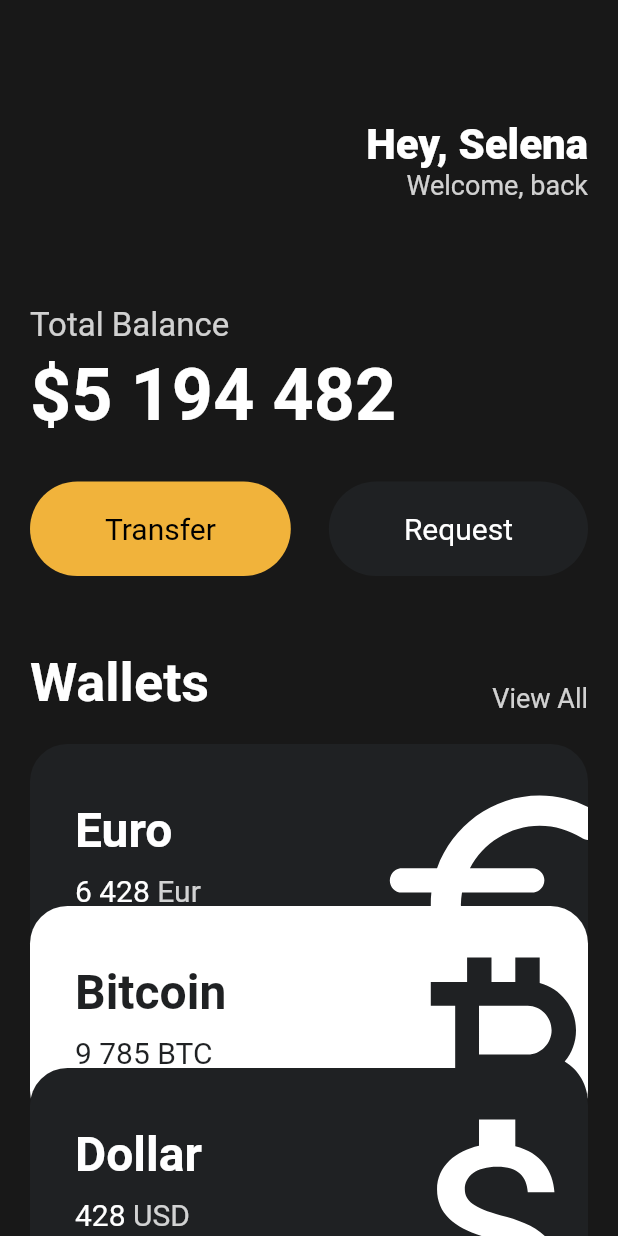
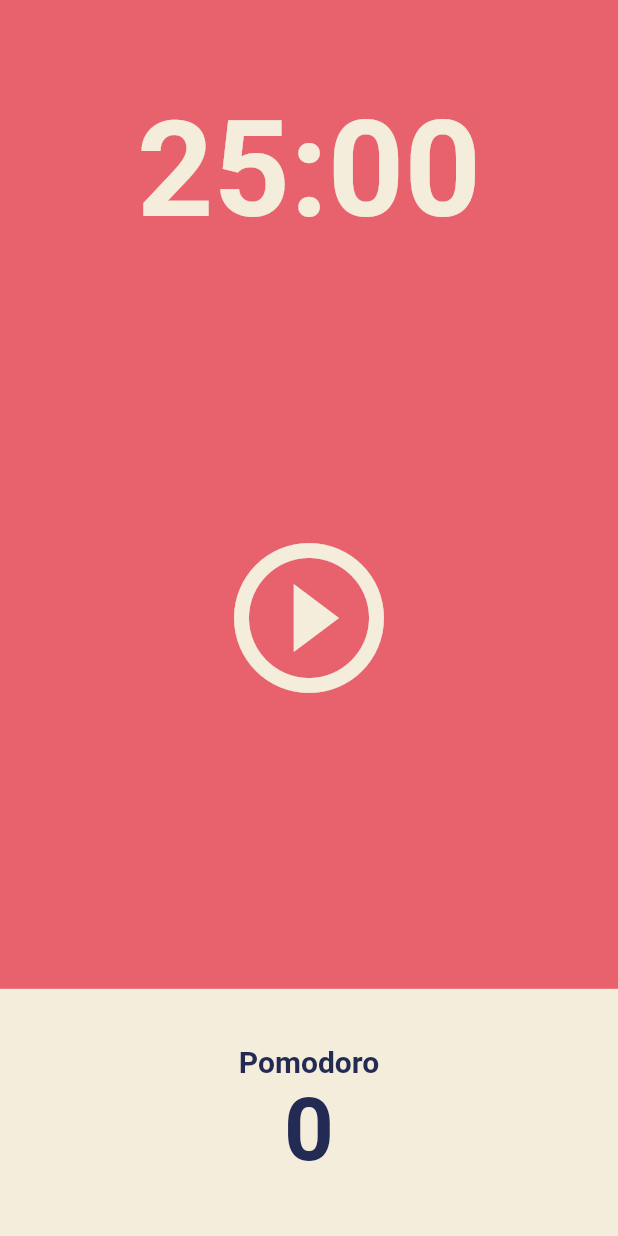
Before and after one commit to hatoruday/flutter_CurrencyCard, a Flutter app: the screen it shows after launch, on a phone screen of 412 x 824 dp. Run offline on Flutter 3.47's test engine with Material 2 defaults, Android fonts, the phone set to English and light mode, and no system bars.

Commit message:
5.0 Timer

```diff
--- a/lib/main.dart
+++ b/lib/main.dart
@@ -1,6 +1,5 @@
 import 'package:flutter/material.dart';
-import 'package:toonflix/widgets/button.dart';
-import 'package:toonflix/widgets/currency_card.dart';
+import 'package:toonflix/screens/home_screen.dart';
 
 void main() {
   runApp(const App());
@@ -8,6 +7,33 @@ void main() {
 
 class App extends StatelessWidget {
   const App({super.key});
+
+  @override
+  Widget build(BuildContext context) {
+    return MaterialApp(
+      theme: ThemeData(
+        colorScheme: ColorScheme.fromSwatch(
+          backgroundColor: const Color(0xFFE7626C),
+        ),
+        textTheme: const TextTheme(
+          displayLarge: TextStyle(
+            color: Color(0xFF232B55),
+          ),
+        ),
+        cardColor: const Color(0xFFF4EDDB),
+      ),
+      home: const Scaffold(
+        body: HomeScreen(),
+      ),
+    );
+  }
+}
+
+/*
+class Cardwid extends StatelessWidget {
+  const Cardwid({
+    super.key,
+  });
 
   @override
   Widget build(BuildContext context) {
@@ -146,3 +172,4 @@ class App extends StatelessWidget {
     );
   }
 }
+*/
--- /dev/null
+++ b/lib/screens/home_screen.dart
@@ -0,0 +1,86 @@
+import 'package:flutter/material.dart';
+
+class HomeScreen extends StatefulWidget {
+  const HomeScreen({super.key});
+
+  @override
+  State<HomeScreen> createState() => _HomeScreenState();
+}
+
+class _HomeScreenState extends State<HomeScreen> {
+  @override
+  Widget build(BuildContext context) {
+    return Scaffold(
+        backgroundColor: Theme.of(context).colorScheme.background,
+        body: Column(
+          children: [
+            Flexible(
+              flex: 1,
+              child: Container(
+                alignment: Alignment.bottomCenter,
+                child: Text(
+                  "25:00",
+                  style: TextStyle(
+                    color: Theme.of(context).cardColor,
+                    fontSize: 89,
+                    fontWeight: FontWeight.w600,
+                  ),
+                ),
+              ),
+            ),
+            Flexible(
+              flex: 3,
+              child: Center(
+                child: IconButton(
+                  iconSize: 120,
+                  color: Theme.of(context).cardColor,
+                  icon: const Icon(Icons.play_circle_outline),
+                  onPressed: () {},
+                ),
+              ),
+            ),
+            Flexible(
+              flex: 1,
+              child: Row(
+                children: [
+                  Expanded(
+                    child: Container(
+                      decoration: BoxDecoration(
+                        color: Theme.of(context).cardColor,
+                      ),
+                      child: Column(
+                        mainAxisAlignment: MainAxisAlignment.center,
+                        children: [
+                          Text(
+                            "Pomodoro",
+                            style: TextStyle(
+                              fontSize: 20,
+                              color: Theme.of(context)
+                                  .textTheme
+                                  .displayLarge
+                                  ?.color,
+                              fontWeight: FontWeight.w600,
+                            ),
+                          ),
+                          Text(
+                            "0",
+                            style: TextStyle(
+                              fontSize: 58,
+                              color: Theme.of(context)
+                                  .textTheme
+                                  .displayLarge
+                                  ?.color,
+                              fontWeight: FontWeight.w600,
+                            ),
+                          ),
+                        ],
+                      ),
+                    ),
+                  ),
+                ],
+              ),
+            )
+          ],
+        ));
+  }
+}
--- a/lib/widgets/button.dart
+++ /dev/null
@@ -1,32 +0,0 @@
-import 'package:flutter/material.dart';
-
-class Button extends StatelessWidget {
-  final String text;
-  final Color bgColor;
-  final Color textColor;
-
-  const Button(
-      {super.key,
-      required this.text,
-      required this.bgColor,
-      required this.textColor});
-
-  @override
-  Widget build(BuildContext context) {
-    return Container(
-        decoration: BoxDecoration(
-          color: bgColor,
-          borderRadius: BorderRadius.circular(45),
-        ),
-        child: Padding(
-          padding: const EdgeInsets.symmetric(
-            vertical: 20,
-            horizontal: 50,
-          ),
-          child: Text(
-            text,
-            style: TextStyle(fontSize: 20, color: textColor),
-          ),
-        ));
-  }
-}
--- a/lib/widgets/currency_card.dart
+++ /dev/null
@@ -1,82 +0,0 @@
-import 'package:flutter/material.dart';
-
-class CurrencyCard extends StatelessWidget {
-  final String name, code, amount;
-  final IconData icon;
-  final bool isInverted;
-  final Color _blackColor = const Color(0xFF1F2123);
-
-  const CurrencyCard(
-      {super.key,
-      required this.name,
-      required this.code,
-      required this.amount,
-      required this.icon,
-      required this.isInverted});
-
-  @override
-  Widget build(BuildContext context) {
-    return Container(
-      clipBehavior: Clip.hardEdge,
-      decoration: BoxDecoration(
-        color: isInverted ? Colors.white : _blackColor,
-        borderRadius: BorderRadius.circular(25),
-      ),
-      child: Padding(
-        padding: const EdgeInsets.all(30),
-        child: Row(
-          mainAxisAlignment: MainAxisAlignment.spaceBetween,
-          children: [
-            Column(
-              crossAxisAlignment: CrossAxisAlignment.start,
-              children: [
-                Text(
-                  name,
-                  style: TextStyle(
-                    fontSize: 32,
-                    color: isInverted ? _blackColor : Colors.white,
-                    fontWeight: FontWeight.w600,
-                  ),
-                ),
-                const SizedBox(
-                  height: 10,
-                ),
-                Row(
-                  children: [
-                    Text(
-                      amount,
-                      style: TextStyle(
-                        fontSize: 20,
-                        color: isInverted ? _blackColor : Colors.white,
-                      ),
-                    ),
-                    const SizedBox(
-                      width: 5,
-                    ),
-                    Text(code,
-                        style: TextStyle(
-                          fontSize: 20,
-                          color: isInverted
-                              ? _blackColor
-                              : Colors.white.withOpacity(0.8),
-                        )),
-                  ],
-                ),
-              ],
-            ),
-            Transform.scale(
-                scale: 2.2,
-                child: Transform.translate(
-                  offset: const Offset(8, 15),
-                  child: Icon(
-                    icon,
-                    color: isInverted ? _blackColor : Colors.white,
-                    size: 88,
-                  ),
-                ))
-          ],
-        ),
-      ),
-    );
-  }
-}
```
